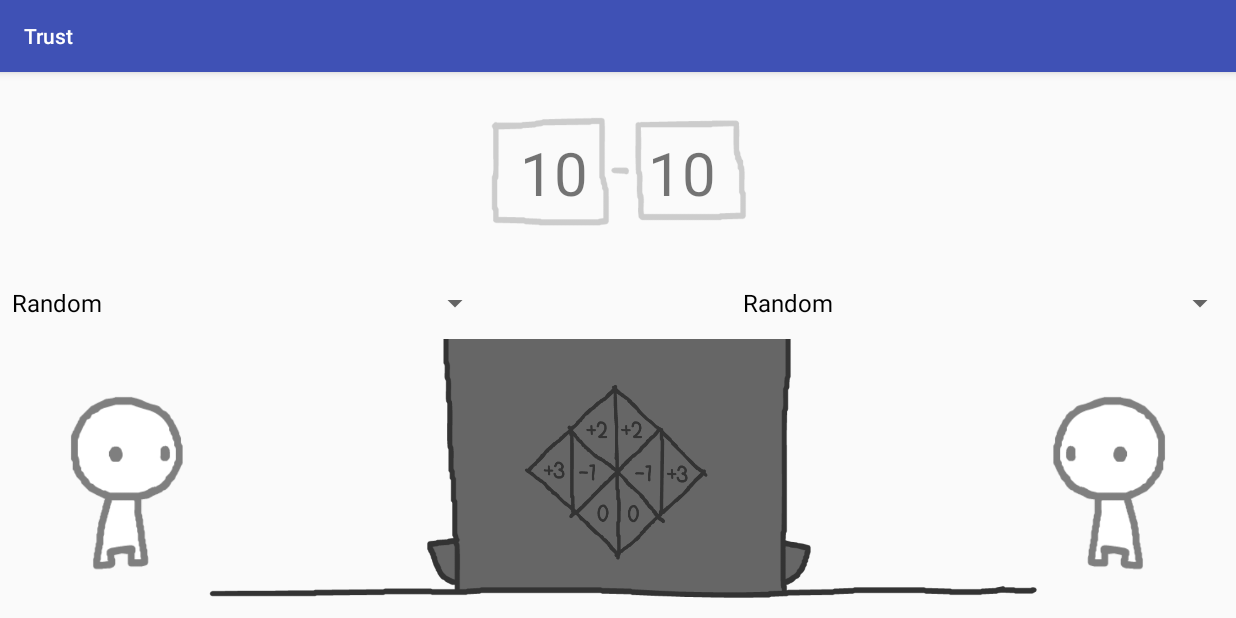
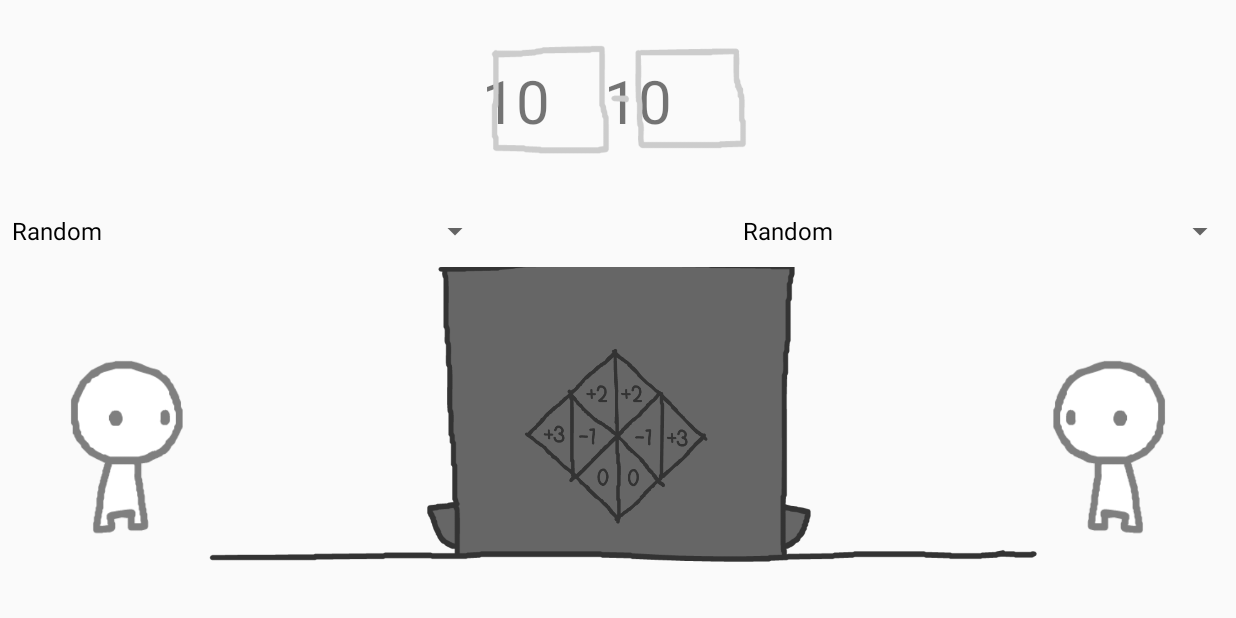
Before and after one commit to tjddls1124/Trust2, an Android app: the screen it shows after launch (MainActivity), on a phone screen of 824 x 412 dp (held sideways). Run offline under Robolectric (Android 15) with nearby library versions, the phone set to English and light mode, and no system bars.

Commit message:
상태바 제거

```diff
--- a/app/src/main/java/com/example/tjddl/trust/MainActivity.java
+++ b/app/src/main/java/com/example/tjddl/trust/MainActivity.java
@@ -1,5 +1,6 @@
 package com.example.tjddl.trust;
 
+import android.os.SystemClock;
 import android.support.v7.app.AppCompatActivity;
 import android.os.Bundle;
 import android.view.View;
@@ -98,8 +99,9 @@ public class MainActivity extends AppCompatActivity {
                 case bb:
                     break;
             }
-            tv_scoreLeft.setText(""+A.result);
-            tv_scoreRight.setText(""+B.result);
+            SystemClock.sleep(100);
+            tv_scoreLeft.setText(""+A.result + i);
+            tv_scoreRight.setText(""+B.result + i);
 
         }
         //게임이 끝나면 초기화
--- a/app/src/main/res/layout/activity_main.xml
+++ b/app/src/main/res/layout/activity_main.xml
@@ -19,25 +19,25 @@
 
             <TextView
                 android:id="@+id/tv_scoreLeft"
-                android:layout_width="50dp"
+                android:layout_width="101dp"
                 android:layout_height="50dp"
                 android:layout_gravity="center"
-                android:textSize="40dp"
                 android:layout_marginRight="40dp"
                 android:ems="10"
                 android:inputType="textPersonName"
-                android:text="10" />
+                android:text="10"
+                android:textSize="40dp" />
 
             <TextView
                 android:id="@+id/tv_scoreRight"
-                android:layout_width="50dp"
-                android:textSize="40dp"
+                android:layout_width="109dp"
                 android:layout_height="50dp"
                 android:layout_gravity="center"
                 android:layout_marginLeft="45dp"
                 android:ems="10"
                 android:inputType="textPersonName"
-                android:text="10" />
+                android:text="10"
+                android:textSize="40dp" />
 
             <ImageView
                 android:id="@+id/imageView_score"
--- a/app/src/main/res/values/styles.xml
+++ b/app/src/main/res/values/styles.xml
@@ -1,7 +1,7 @@
 <resources>
 
     <!-- Base application theme. -->
-    <style name="AppTheme" parent="Theme.AppCompat.Light.DarkActionBar">
+    <style name="AppTheme" parent="Theme.AppCompat.Light.NoActionBar">
         <!-- Customize your theme here. -->
         <item name="colorPrimary">@color/colorPrimary</item>
         <item name="colorPrimaryDark">@color/colorPrimaryDark</item>
```
